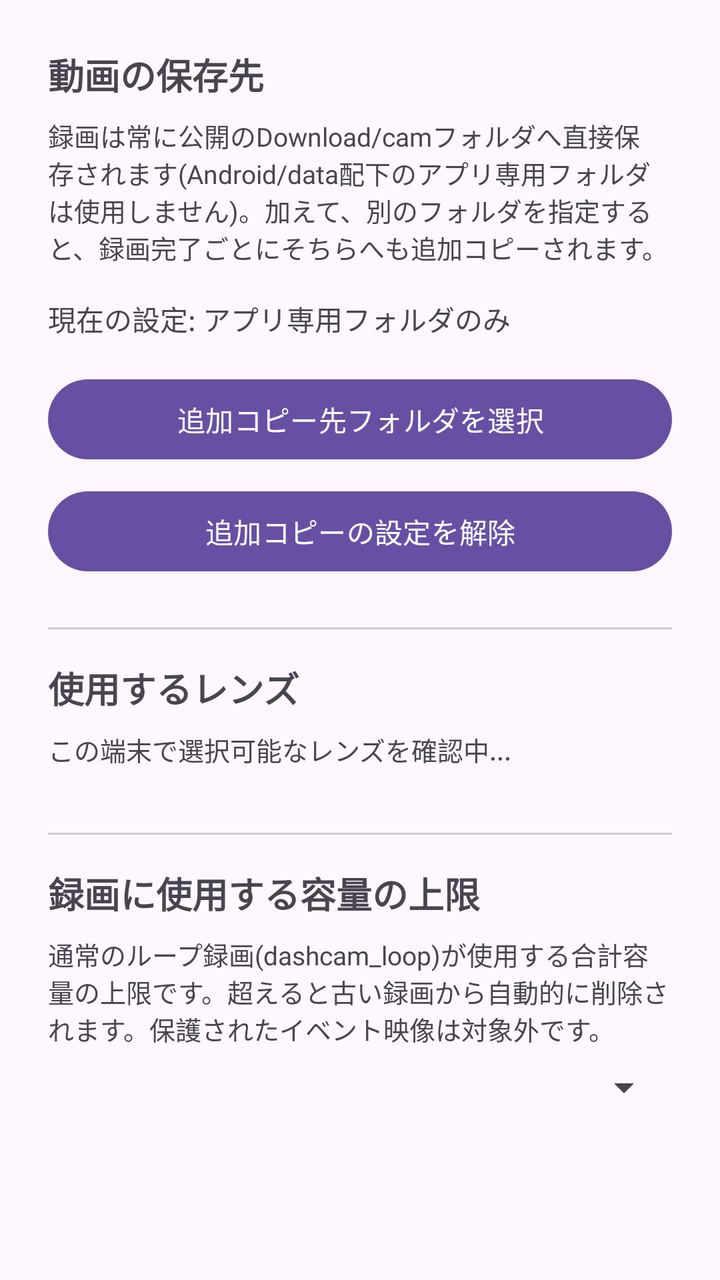
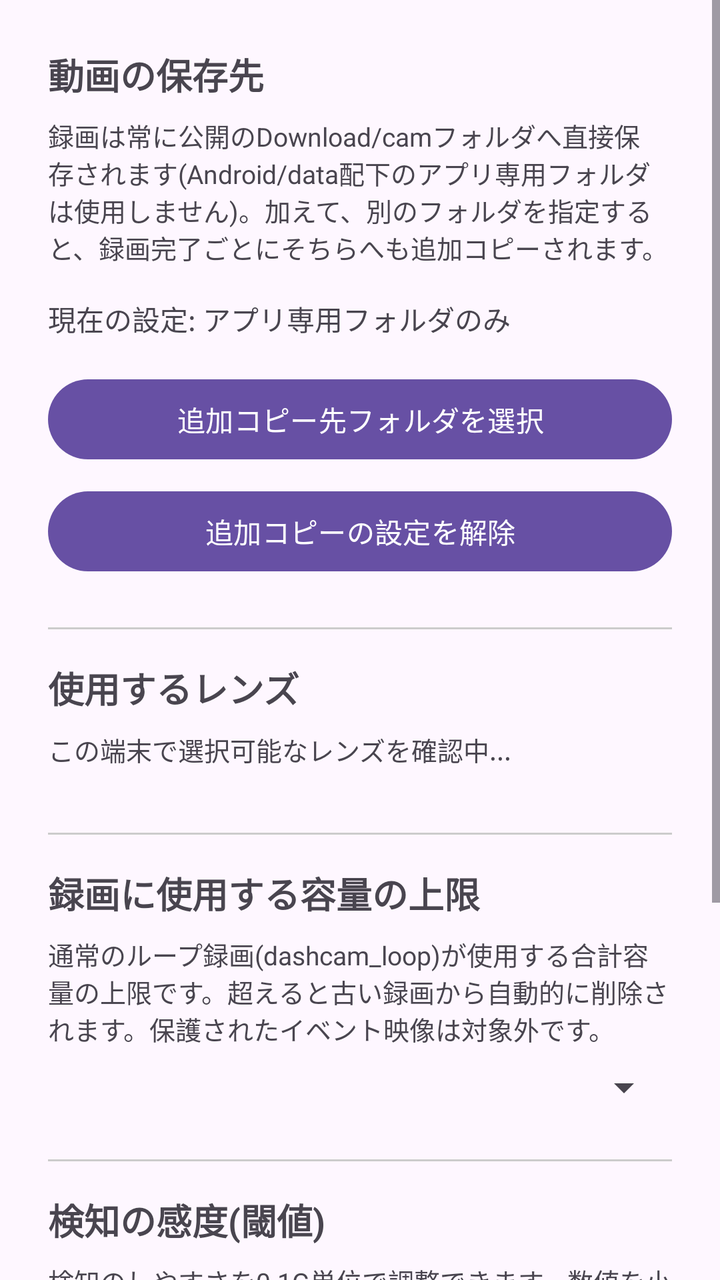

Before-and-after screenshots of an Android layout around one commit, followed by the original layout XML and the change that was made.
<!-- AndroidManifest.xml: application theme Theme.Dashcam -->
<!-- res/layout/activity_settings.xml -->
<?xml version="1.0" encoding="utf-8"?>
<LinearLayout xmlns:android="http://schemas.android.com/apk/res/android"
    android:layout_width="match_parent"
    android:layout_height="match_parent"
    android:orientation="vertical"
    android:padding="24dp">

    <TextView
        android:layout_width="match_parent"
        android:layout_height="wrap_content"
        android:text="動画の保存先"
        android:textSize="18sp"
        android:textStyle="bold"
        android:layout_marginBottom="8dp" />

    <TextView
        android:layout_width="match_parent"
        android:layout_height="wrap_content"
        android:text="録画は常に公開のDownload/camフォルダへ直接保存されます(Android/data配下のアプリ専用フォルダは使用しません)。加えて、別のフォルダを指定すると、録画完了ごとにそちらへも追加コピーされます。"
        android:textSize="13sp"
        android:layout_marginBottom="16dp" />

    <TextView
        android:id="@+id/textCurrentLocation"
        android:layout_width="match_parent"
        android:layout_height="wrap_content"
        android:text="現在の設定: アプリ専用フォルダのみ"
        android:textSize="14sp"
        android:layout_marginBottom="16dp" />

    <Button
        android:id="@+id/buttonChooseFolder"
        android:layout_width="match_parent"
        android:layout_height="wrap_content"
        android:text="追加コピー先フォルダを選択" />

    <Button
        android:id="@+id/buttonClearFolder"
        android:layout_width="match_parent"
        android:layout_height="wrap_content"
        android:layout_marginTop="8dp"
        android:text="追加コピーの設定を解除" />

    <View
        android:layout_width="match_parent"
        android:layout_height="1dp"
        android:layout_marginTop="24dp"
        android:layout_marginBottom="16dp"
        android:background="#CCCCCC" />

    <TextView
        android:layout_width="match_parent"
        android:layout_height="wrap_content"
        android:text="使用するレンズ"
        android:textSize="18sp"
        android:textStyle="bold"
        android:layout_marginBottom="8dp" />

    <TextView
        android:id="@+id/textLensDescription"
        android:layout_width="match_parent"
        android:layout_height="wrap_content"
        android:text="この端末で選択可能なレンズを確認中..."
        android:textSize="13sp"
        android:layout_marginBottom="8dp" />

    <RadioGroup
        android:id="@+id/radioGroupLens"
        android:layout_width="match_parent"
        android:layout_height="wrap_content" />

    <View
        android:layout_width="match_parent"
        android:layout_height="1dp"
        android:layout_marginTop="24dp"
        android:layout_marginBottom="16dp"
        android:background="#CCCCCC" />

    <TextView
        android:layout_width="match_parent"
        android:layout_height="wrap_content"
        android:text="録画に使用する容量の上限"
        android:textSize="18sp"
        android:textStyle="bold"
        android:layout_marginBottom="8dp" />

    <TextView
        android:layout_width="match_parent"
        android:layout_height="wrap_content"
        android:text="通常のループ録画(dashcam_loop)が使用する合計容量の上限です。超えると古い録画から自動的に削除されます。保護されたイベント映像は対象外です。"
        android:textSize="13sp"
        android:layout_marginBottom="8dp" />

    <Spinner
        android:id="@+id/spinnerCapacity"
        android:layout_width="match_parent"
        android:layout_height="wrap_content" />

</LinearLayout>
<!-- resources referenced by this layout -->
<resources>
  <style name="Theme.Dashcam" parent="Theme.Material3.DayNight.NoActionBar" />
</resources>

<!-- the commit's change to res/layout/activity_settings.xml (unified diff, before → after) -->
@@ -1,4 +1,8 @@
 <?xml version="1.0" encoding="utf-8"?>
+<ScrollView xmlns:android="http://schemas.android.com/apk/res/android"
+    android:layout_width="match_parent"
+    android:layout_height="match_parent">
+
 <LinearLayout xmlns:android="http://schemas.android.com/apk/res/android"
     android:layout_width="match_parent"
     android:layout_height="match_parent"
@@ -96,4 +100,66 @@
         android:layout_width="match_parent"
         android:layout_height="wrap_content" />
 
+
+    <View
+        android:layout_width="match_parent"
+        android:layout_height="1dp"
+        android:layout_marginTop="24dp"
+        android:layout_marginBottom="16dp"
+        android:background="#CCCCCC" />
+
+    <TextView
+        android:layout_width="match_parent"
+        android:layout_height="wrap_content"
+        android:text="検知の感度(閾値)"
+        android:textSize="18sp"
+        android:textStyle="bold"
+        android:layout_marginBottom="8dp" />
+
+    <TextView
+        android:layout_width="match_parent"
+        android:layout_height="wrap_content"
+        android:text="検知のしやすさを0.1G単位で調整できます。数値を小さくすると敏感に(検知しやすく)、大きくすると鈍感に(誤検知しにくく)なります。設定変更は録画の再起動後に反映されます。"
+        android:textSize="13sp"
+        android:layout_marginBottom="8dp" />
+
+    <TextView
+        android:layout_width="match_parent"
+        android:layout_height="wrap_content"
+        android:text="衝撃検知: 走行中"
+        android:textSize="14sp"
+        android:layout_marginBottom="4dp" />
+
+    <Spinner
+        android:id="@+id/spinnerShockDriving"
+        android:layout_width="match_parent"
+        android:layout_height="wrap_content"
+        android:layout_marginBottom="12dp" />
+
+    <TextView
+        android:layout_width="match_parent"
+        android:layout_height="wrap_content"
+        android:text="衝撃検知: 駐車監視中"
+        android:textSize="14sp"
+        android:layout_marginBottom="4dp" />
+
+    <Spinner
+        android:id="@+id/spinnerShockParking"
+        android:layout_width="match_parent"
+        android:layout_height="wrap_content"
+        android:layout_marginBottom="12dp" />
+
+    <TextView
+        android:layout_width="match_parent"
+        android:layout_height="wrap_content"
+        android:text="急ブレーキ検知(煽り運転の可能性)"
+        android:textSize="14sp"
+        android:layout_marginBottom="4dp" />
+
+    <Spinner
+        android:id="@+id/spinnerTailgating"
+        android:layout_width="match_parent"
+        android:layout_height="wrap_content" />
+
 </LinearLayout>
+</ScrollView>
